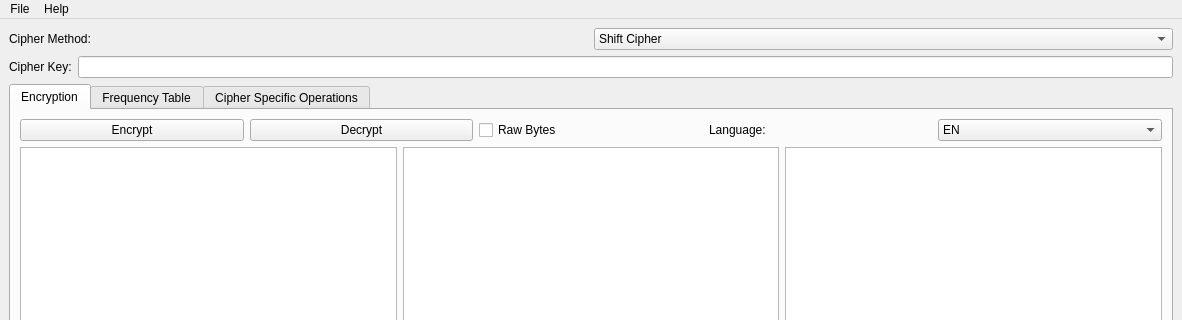
Qt form apps/forms/math_crypto.ui (petliukh/cryptography) before a commit; both pictures show x 0 to 1182 and y 0 to 320 of the 1182 by 774 pixel window.
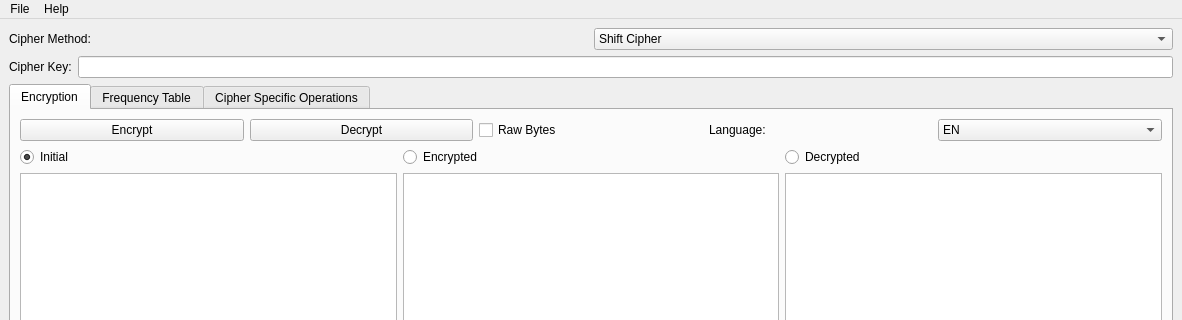
The same form after that commit.

Commit message: Add option to choose the text edit to save to the file

The edit to the form file:
```diff
--- a/apps/forms/math_crypto.ui
+++ b/apps/forms/math_crypto.ui
@@ -125,13 +125,58 @@
         <item row="1" column="0">
          <layout class="QHBoxLayout" name="horizontalLayout">
           <item>
-           <widget class="QPlainTextEdit" name="initial_txt_edit"/>
+           <layout class="QVBoxLayout" name="verticalLayout_5">
+            <item>
+             <widget class="QRadioButton" name="initial_rbtn">
+              <property name="text">
+               <string>Initial</string>
+              </property>
+              <property name="checked">
+               <bool>true</bool>
+              </property>
+              <attribute name="buttonGroup">
+               <string notr="true">savefile_btn_group</string>
+              </attribute>
+             </widget>
+            </item>
+            <item>
+             <widget class="QPlainTextEdit" name="initial_txt_edit"/>
+            </item>
+           </layout>
           </item>
           <item>
-           <widget class="QPlainTextEdit" name="encrypted_txt_edit"/>
+           <layout class="QVBoxLayout" name="verticalLayout_6">
+            <item>
+             <widget class="QRadioButton" name="encrypted_rbtn">
+              <property name="text">
+               <string>Encrypted</string>
+              </property>
+              <attribute name="buttonGroup">
+               <string notr="true">savefile_btn_group</string>
+              </attribute>
+             </widget>
+            </item>
+            <item>
+             <widget class="QPlainTextEdit" name="encrypted_txt_edit"/>
+            </item>
+           </layout>
           </item>
           <item>
-           <widget class="QPlainTextEdit" name="decrypted_txt_edit"/>
+           <layout class="QVBoxLayout" name="verticalLayout_7">
+            <item>
+             <widget class="QRadioButton" name="decrypted_rbtn">
+              <property name="text">
+               <string>Decrypted</string>
+              </property>
+              <attribute name="buttonGroup">
+               <string notr="true">savefile_btn_group</string>
+              </attribute>
+             </widget>
+            </item>
+            <item>
+             <widget class="QPlainTextEdit" name="decrypted_txt_edit"/>
+            </item>
+           </layout>
           </item>
          </layout>
         </item>
```
Left out of the diff: 3 changed lines with no effect on the pictures. The commit also changes 2 other files.
